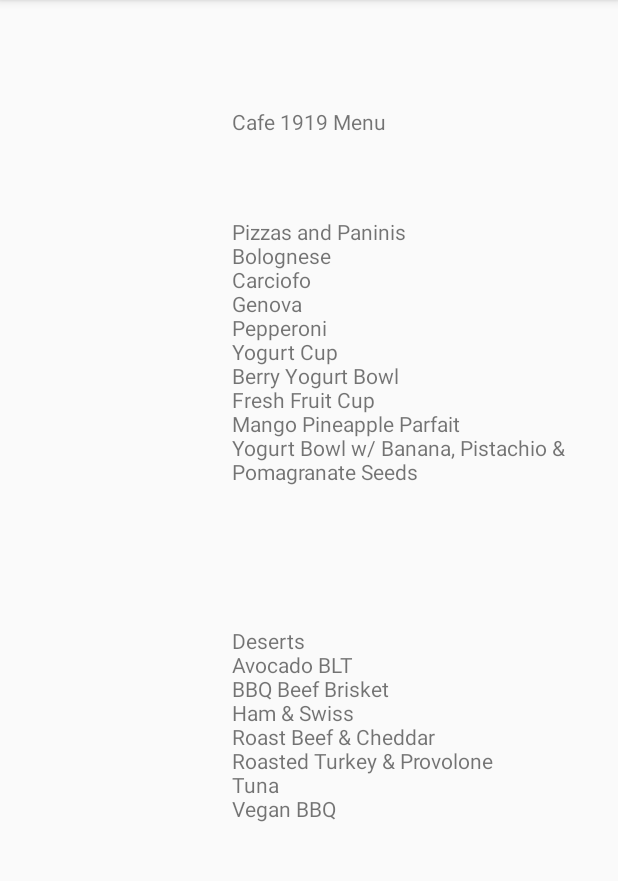
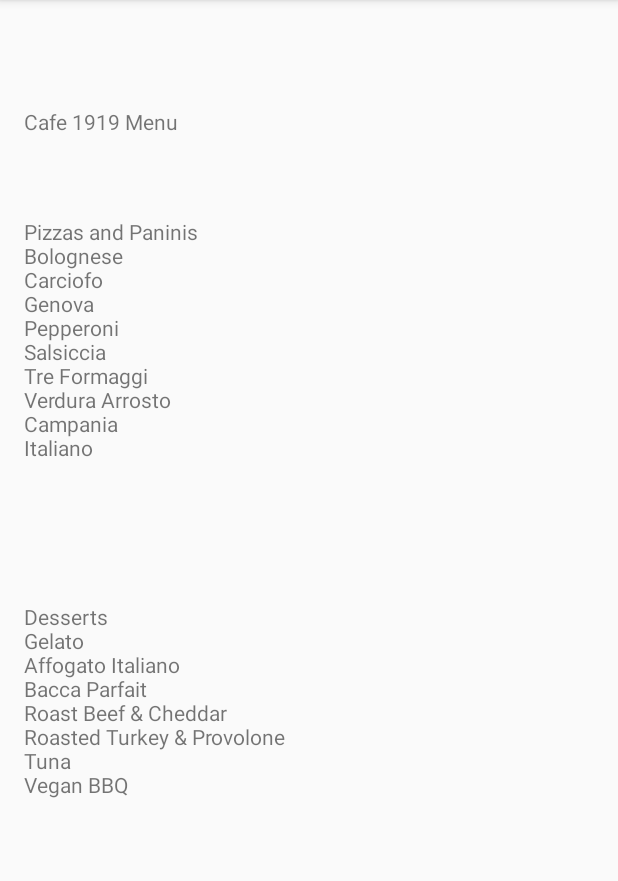
Before and after one commit to tanzeelak/SwypeRight, an Android app: the CafeMenu screen opened directly, with no data from a screen before it, on a phone screen of 412 x 824 dp, the part 84-965 px from its top. Run offline under Robolectric (Android 15) with nearby library versions, the phone set to English and light mode, and no system bars.

Commit message:
final menus with colors

```diff
--- a/app/src/main/java/com/example/tanzeelakhan/swyperight2/CafeMenu.java
+++ b/app/src/main/java/com/example/tanzeelakhan/swyperight2/CafeMenu.java
@@ -23,16 +23,16 @@ public class CafeMenu extends AppCompatActivity {
                 "Carciofo\n" +
                 "Genova\n" +
                 "Pepperoni\n" +
-                "Yogurt Cup\n" +
-                "Berry Yogurt Bowl\n" +
-                "Fresh Fruit Cup\n" +
-                "Mango Pineapple Parfait\n" +
-                "Yogurt Bowl w/ Banana, Pistachio & Pomagranate Seeds\n");
+                "Salsiccia\n" +
+                "Tre Formaggi\n" +
+                "Verdura Arrosto\n" +
+                "Campania\n" +
+                "Italiano\n");
 
-        cafedes.setText("Deserts\n" +
-                "Avocado BLT\n" +
-                "BBQ Beef Brisket\n" +
-                "Ham & Swiss\n" +
+        cafedes.setText("Desserts\n" +
+                "Gelato\n" +
+                "Affogato Italiano\n" +
+                "Bacca Parfait\n" +
                 "Roast Beef & Cheddar\n" +
                 "Roasted Turkey & Provolone\n" +
                 "Tuna\n" +
--- a/app/src/main/res/layout/activity_cafe_menu.xml
+++ b/app/src/main/res/layout/activity_cafe_menu.xml
@@ -9,6 +9,15 @@
     android:paddingRight="@dimen/activity_horizontal_margin"
     android:paddingTop="@dimen/activity_vertical_margin"
     tools:context="com.example.tanzeelakhan.swyperight2.CafeMenu">
+    <ScrollView
+        android:layout_width="match_parent"
+        android:layout_height="match_parent"
+        android:fillViewport="true">
+        <LinearLayout
+            android:layout_width="wrap_content"
+            android:layout_height="wrap_content"
+            android:orientation="vertical">
+
 
     <TextView
         android:text="Cafe 1919 Menu"
@@ -35,5 +44,6 @@
         android:layout_alignStart="@+id/cafepizza"
         android:layout_marginTop="77dp"
         android:id="@+id/cafedes" />
-
+        </LinearLayout>
+    </ScrollView>
 </RelativeLayout>
--- a/app/src/main/res/layout/activity_real_menu.xml
+++ b/app/src/main/res/layout/activity_real_menu.xml
@@ -26,6 +26,7 @@
         android:layout_marginTop="11dp"
         android:id="@+id/bcafbtn"
         android:layout_below="@+id/dnbtn"
+        android:background="#FF7F50"
         android:layout_alignStart="@+id/dnbtn" />
 
     <Button
@@ -34,6 +35,7 @@
         android:layout_height="wrap_content"
         android:id="@+id/cafebtn"
         android:layout_below="@+id/realmenuheader"
+        android:background="#FF7F50"
         android:layout_alignStart="@+id/realmenuheader" />
 
     <Button
@@ -43,6 +45,7 @@
         android:layout_marginTop="12dp"
         android:id="@+id/rendebtn"
         android:layout_below="@+id/cafebtn"
+        android:background="#FF7F50"
         android:layout_alignStart="@+id/cafebtn" />
 
     <Button
@@ -52,6 +55,7 @@
         android:layout_marginTop="14dp"
         android:id="@+id/dnbtn"
         android:layout_below="@+id/rendebtn"
+        android:background="#FF7F50"
         android:layout_alignStart="@+id/rendebtn" />
 
 </RelativeLayout>
```
Also changed, not shown: app/src/main/java/com/example/tanzeelakhan/swyperight2/DnMenu.java (+6 -6 lines), app/src/main/res/layout/activity_bcaf_menu.xml (+11 -0 lines), app/src/main/res/layout/activity_dn_menu.xml (+10 -1 lines), app/src/main/res/layout/activity_rende_menu.xml (+12 -0 lines).
